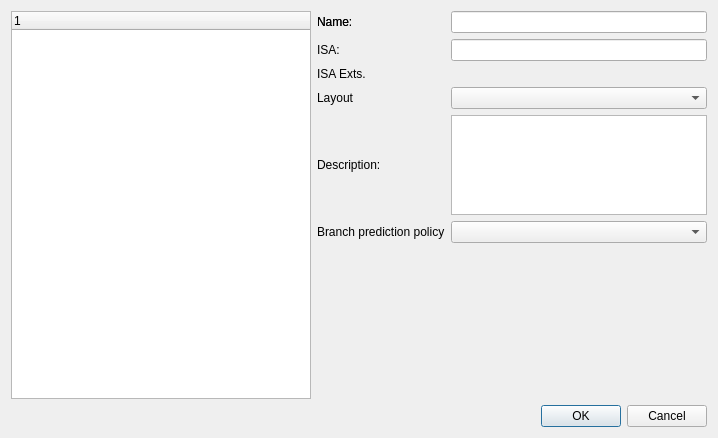
This is src/processorselectiondialog.ui in davidbohman/Ripes-plugin as Qt 5 draws it before an edit. The edited form follows.
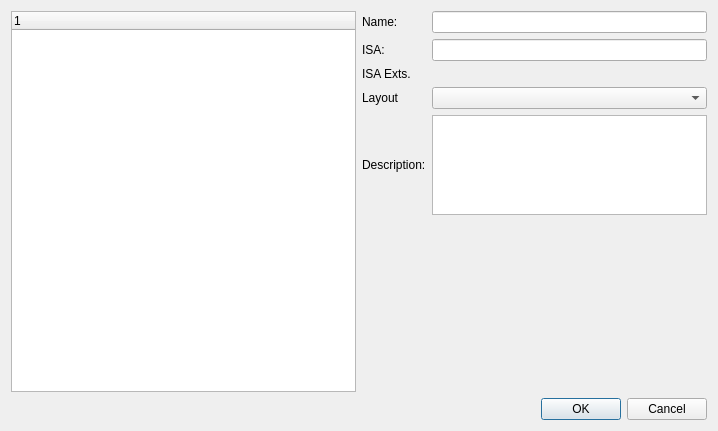
This is the edited form. Custom widgets are drawn as their Qt base class.

Commit message: Tog bort kod från xml fil samt uppdatera readme

Patch:
```diff
--- a/src/processorselectiondialog.ui
+++ b/src/processorselectiondialog.ui
@@ -96,23 +96,6 @@
              </property>
             </widget>
            </item>
-           <item row="5" column="1">
-            <widget class="QComboBox" name="Branch_prediction"/>
-           </item>
-           <item row="0" column="0">
-            <widget class="QLabel" name="label">
-             <property name="text">
-              <string>Name:</string>
-             </property>
-            </widget>
-           </item>
-           <item row="5" column="0">
-            <widget class="QLabel" name="label_5">
-             <property name="text">
-              <string>Branch prediction policy</string>
-             </property>
-            </widget>
-           </item>
            <item row="0" column="1">
             <widget class="QLineEdit" name="name">
              <property name="readOnly">
```
The commit also changes 1 other file.
